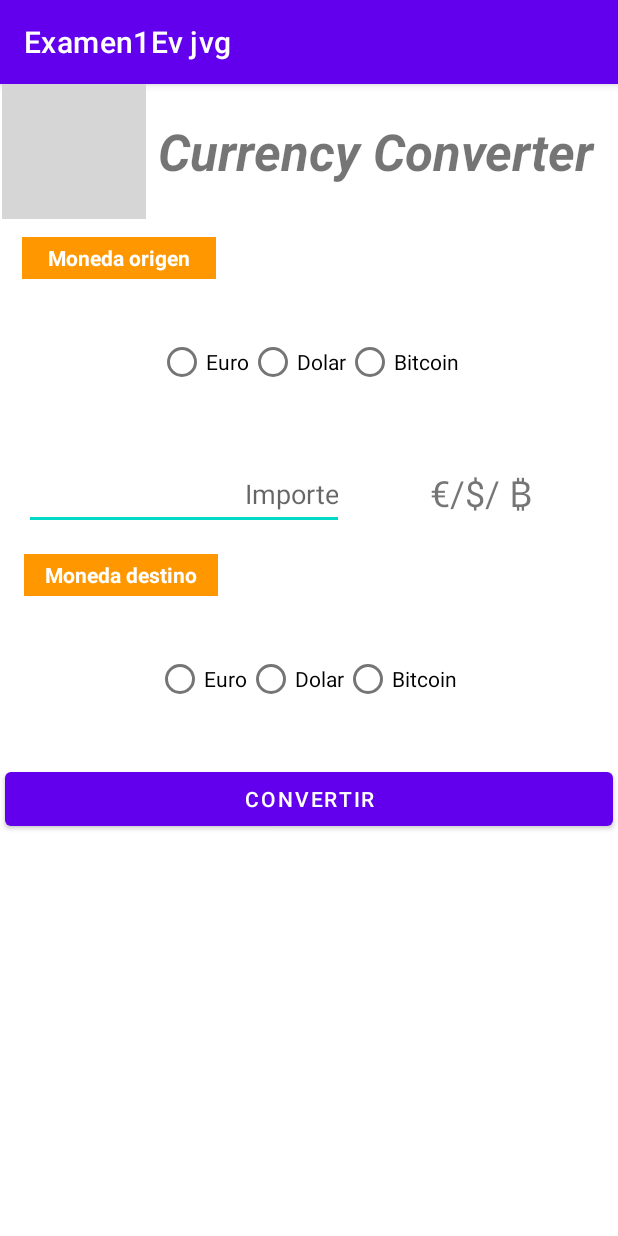
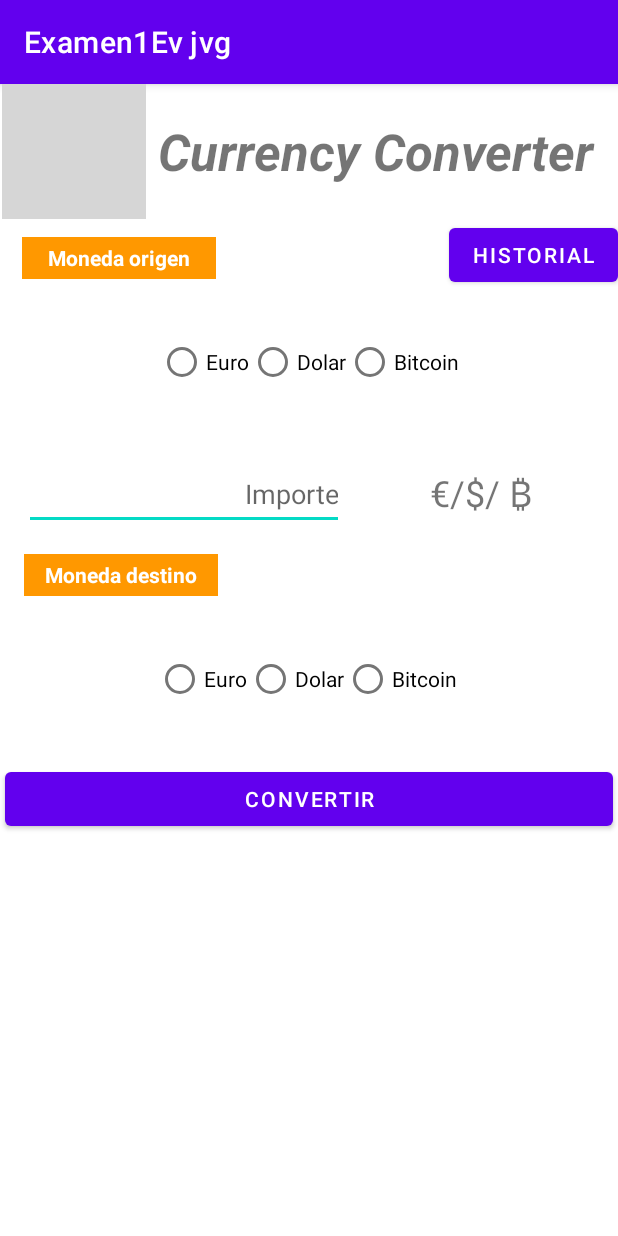
Before and after one commit to NotElHero/Pract5-6-jvg, an Android app: the screen it shows after launch (MainActivity), on a phone screen of 412 x 824 dp. Run offline under Robolectric (Android 15) with nearby library versions, the phone set to English and light mode, and no system bars; grey boxes are pictures that could not be loaded.

Commit message:
v2 barely done

```diff
--- a/app/build.gradle
+++ b/app/build.gradle
@@ -8,8 +8,8 @@ android {
 
     defaultConfig {
         applicationId "com.example.examen1evjvg"
-        minSdk 31
-        targetSdk 32
+        minSdk 28
+        targetSdk 28
         versionCode 1
         versionName "1.0"
 
--- a/app/src/main/res/layout/activity_main.xml
+++ b/app/src/main/res/layout/activity_main.xml
@@ -36,6 +36,7 @@
         android:layout_width="129dp"
         android:layout_height="28dp"
         android:layout_marginTop="12dp"
+        android:background="#FF9800"
         android:gravity="center"
         android:text="Moneda origen"
         android:textColor="#FFFFFF"
@@ -43,8 +44,7 @@
         app:layout_constraintEnd_toEndOf="parent"
         app:layout_constraintHorizontal_bias="0.052"
         app:layout_constraintStart_toStartOf="parent"
-        app:layout_constraintTop_toBottomOf="@+id/linearLayout"
-        android:background="#FF9800" />
+        app:layout_constraintTop_toBottomOf="@+id/linearLayout" />
 
     <LinearLayout
         android:id="@+id/linearLayout2"
@@ -193,4 +193,15 @@
         app:layout_constraintStart_toStartOf="parent"
         app:layout_constraintTop_toBottomOf="@+id/textViewConversion" />
 
+    <Button
+        android:id="@+id/botonHistorial"
+        android:layout_width="wrap_content"
+        android:layout_height="wrap_content"
+        android:layout_marginStart="173dp"
+        android:text="historial"
+        app:layout_constraintEnd_toEndOf="parent"
+        app:layout_constraintHorizontal_bias="1.0"
+        app:layout_constraintStart_toEndOf="@+id/textView"
+        app:layout_constraintTop_toBottomOf="@+id/linearLayout" />
+
 </androidx.constraintlayout.widget.ConstraintLayout>
```
Also changed, not shown: app/src/main/java/com/example/examen1evjvg/MainActivity.java (+69 -12 lines).
